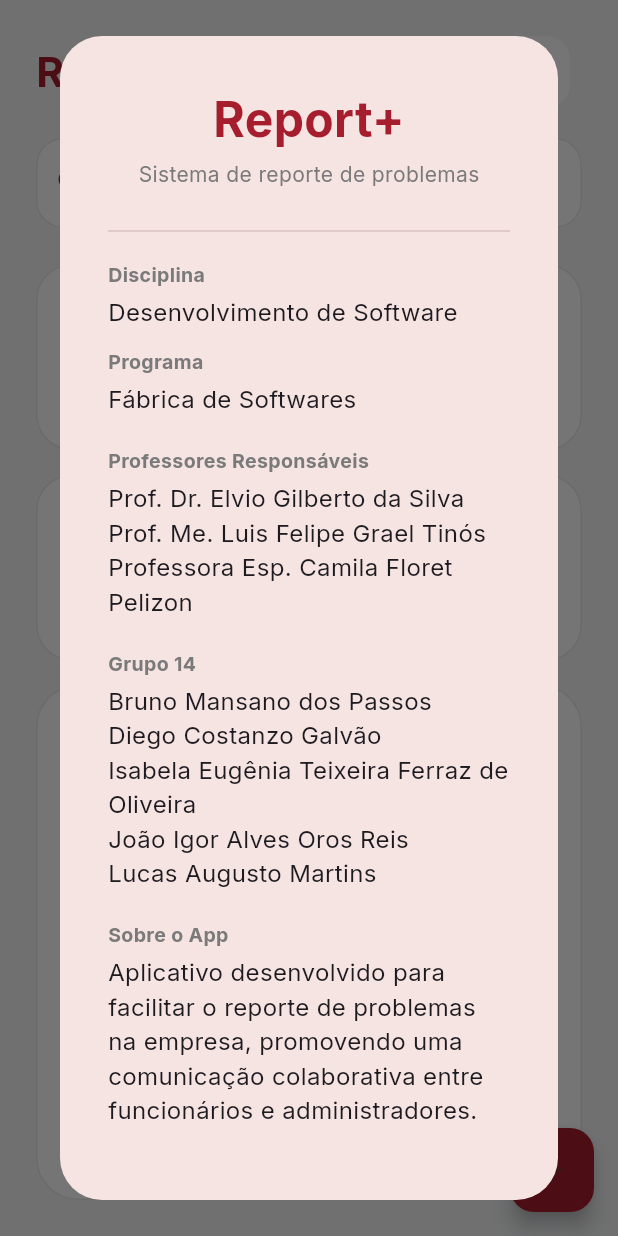
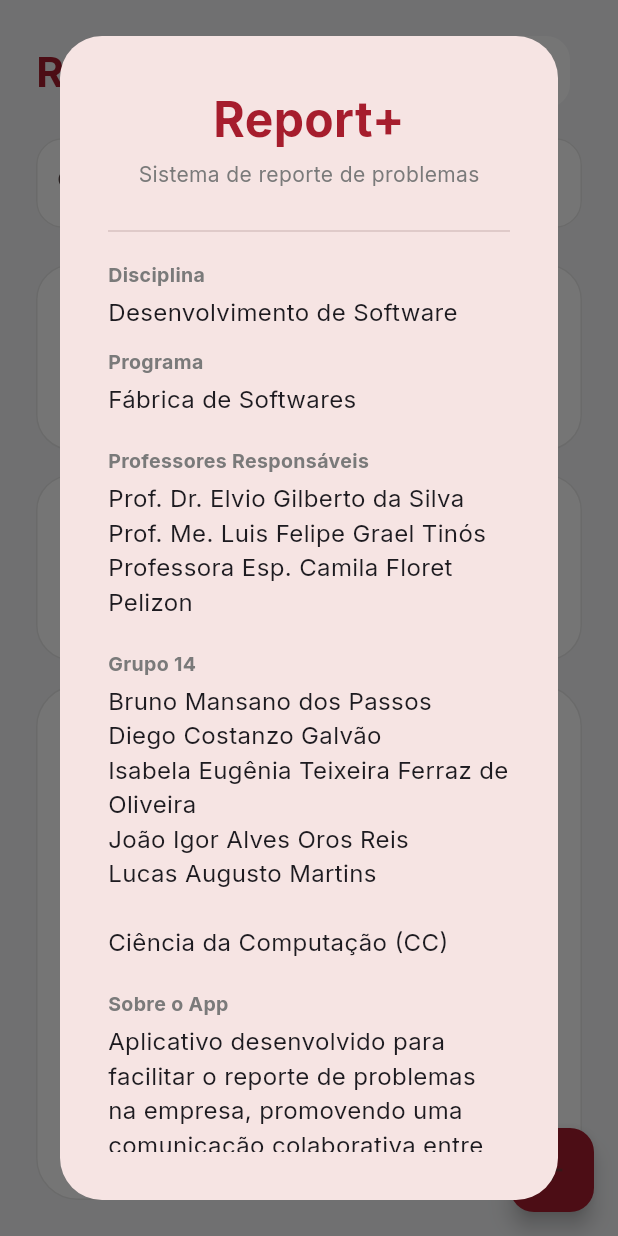
Before and after one commit to IsabelaEugenia/report, a Flutter app: the DashboardPage widget shown alone on an empty page, opened directly with empty values, after a tap on the "info outline" icon, on a phone screen of 412 x 824 dp. Run offline on Flutter 3.47's test engine with Material 3 defaults, Android fonts, the phone set to English and light mode, and no system bars; our stand-ins replace cloud_firestore, file_picker, firebase_auth, firebase_core, google_fonts; accounts and stored records are empty; network calls fail.

```diff
--- a/lib/main.dart
+++ b/lib/main.dart
@@ -663,7 +663,7 @@ void _abrirSobre() {
                 const SizedBox(height: 8),
 
                 _sobreItem('Grupo 14',
-                    'Bruno Mansano dos Passos\nDiego Costanzo Galvão\nIsabela Eugênia Teixeira Ferraz de Oliveira\nJoão Igor Alves Oros Reis\nLucas Augusto Martins'),
+                    'Bruno Mansano dos Passos\nDiego Costanzo Galvão\nIsabela Eugênia Teixeira Ferraz de Oliveira\nJoão Igor Alves Oros Reis\nLucas Augusto Martins\n\nCiência da Computação (CC)'),
                 const SizedBox(height: 8),
 
                 _sobreItem('Sobre o App',
```
Also changed, not shown: 1 other file.
